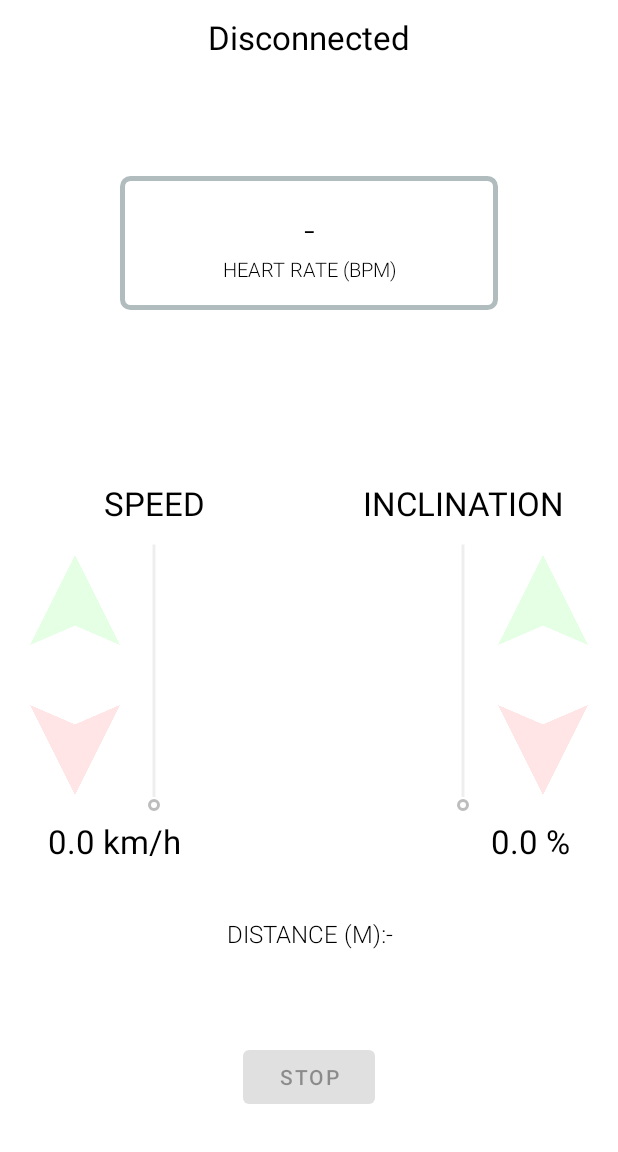
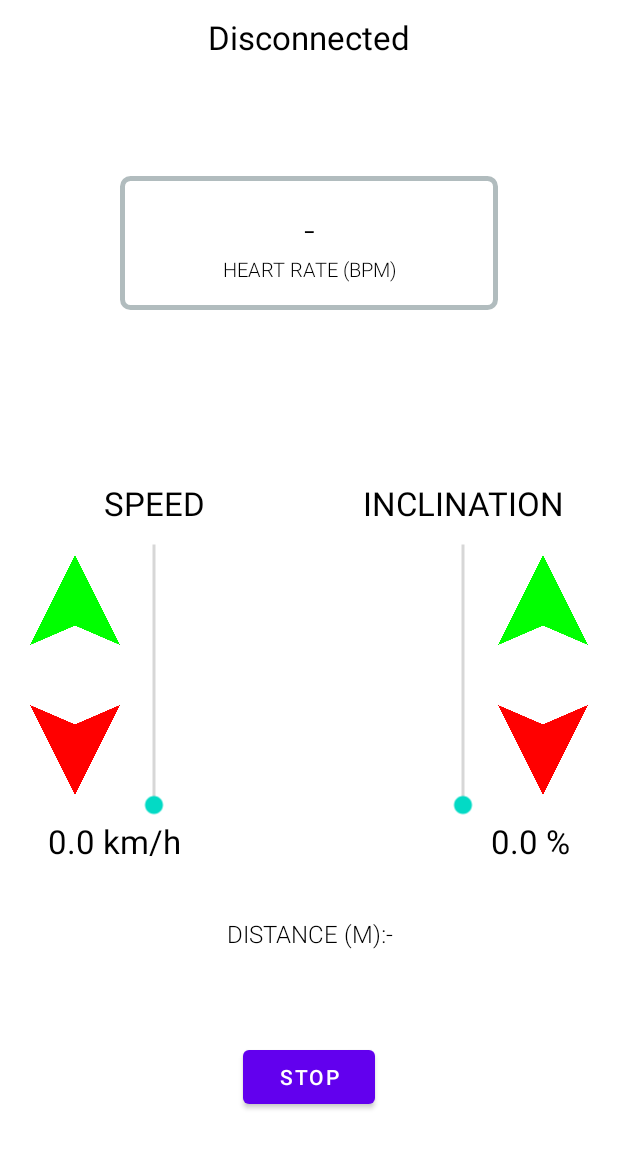
Before and after one commit to achrys01/TreadMate, an Android app: the RunActivity screen opened directly, with no data from a screen before it, on a phone screen of 412 x 824 dp, the part 84-1236 px from its top. Run offline under Robolectric (Android 15) with nearby library versions, the phone set to English and light mode, and no system bars; our stand-ins replace Firebase (no records; nobody signed in at launch, a user with empty details on screens opened directly); libraries missing offline, so code that uses them is left out: com.firebase.ui, de.siegmar.fastcsv; 3 statements that could not run were skipped.

```diff
--- a/app/src/main/java/com/example/treadmill20app/RunActivity.java
+++ b/app/src/main/java/com/example/treadmill20app/RunActivity.java
@@ -143,9 +143,10 @@ public class RunActivity extends MenuActivity {
         StartStopButton = findViewById(R.id.startStopButton);
         //Toolbar myToolbar = findViewById(R.id.my_toolbar);
         //setSupportActionBar(myToolbar);
-        isConnected = false;
+        //TODO: Find another way to do this. Is run every time you enter the activity.
+        //isConnected = false;
         //Disable all buttons until connected
-        enable(false);
+        //enable(false);
 
         // Get the selected device from the intent
         Intent intent = getIntent();
@@ -214,6 +215,24 @@ public class RunActivity extends MenuActivity {
             // Use onResume or onStart to register a BroadcastReceiver.
             Intent gattHRServiceIntent = new Intent(this, BleHeartRateService.class);
             bindService(gattHRServiceIntent, mHrServiceConnection, BIND_AUTO_CREATE);
+            //TODO: Temporary fix, find better way to do all below
+            /*
+            isConnected = true;
+            //Disable all buttons until connected
+            enable(true);
+            mConnectionView.setText(R.string.connected);
+            maxSpeed = intent.getIntExtra(MAX_SPEED,0);
+            minSpeed = intent.getIntExtra(MIN_SPEED,0);
+            speedIncrement = intent.getDoubleExtra(SPEED_INCREMENT,0);
+
+            mSpeedBar.setMax((int) (maxSpeed * speedIncrement));
+            maxIncl = intent.getIntExtra(MAX_INCL,0);
+            minIncl = intent.getIntExtra(MIN_INCL,0);
+            inclIncrement = intent.getDoubleExtra(INCL_INCREMENT,0);
+
+            int inclIntervals = (int) (maxIncl / (10 * inclIncrement));
+            mInclBar.setMax(inclIntervals);
+             */
         }
 
         // the intent from BleHeartRateService, that started this activity
@@ -224,9 +243,45 @@ public class RunActivity extends MenuActivity {
         // Use onResume or onStart to register a BroadcastReceiver.
         Intent gattFtmsServiceIntent = new Intent(this, BleFtmsService.class);
         bindService(gattFtmsServiceIntent, mFtmsServiceConnection, BIND_AUTO_CREATE);
-
     }
 
+    //TODO: Find way how to make onSaveInstanceState and onRestoreInstanceState work or find alternative solution
+    /*
+    @Override
+    public void onSaveInstanceState(Bundle savedInstanceState) {
+        super.onSaveInstanceState(savedInstanceState);
+        // Save UI state changes to the savedInstanceState.
+        // This bundle will be passed to onCreate if the process is
+        // killed and restarted.
+        savedInstanceState.putBoolean("isConnected", isConnected);
+        savedInstanceState.putInt("maxSpeed", maxSpeed);
+        savedInstanceState.putInt("minSpeed", minSpeed);
+        savedInstanceState.putDouble("speedIncrement", speedIncrement);
+        savedInstanceState.putInt("maxIncl", maxIncl);
+        savedInstanceState.putInt("minIncl", minIncl);
+        savedInstanceState.putDouble("inclIncrement", inclIncrement);
+    }
+
+    @Override
+    public void onRestoreInstanceState(Bundle savedInstanceState) {
+        super.onRestoreInstanceState(savedInstanceState);
+        // Restore UI state from the savedInstanceState.
+        // This bundle has also been passed to onCreate.
+        isConnected = savedInstanceState.getBoolean("isConnected");
+        enable(isConnected);
+
+        maxSpeed = savedInstanceState.getInt("maxSpeed");
+        minSpeed = savedInstanceState.getInt("minSpeed");
+        speedIncrement = savedInstanceState.getDouble("speedIncrement");
+        maxIncl = savedInstanceState.getInt("maxIncl");
+        minIncl = savedInstanceState.getInt("minIncl");
+        inclIncrement = savedInstanceState.getDouble("inclIncrement");
+
+        mSpeedBar.setMax((int) (maxSpeed * speedIncrement));
+        int inclIntervals = (int) (maxIncl / (10 * inclIncrement));
+        mInclBar.setMax(inclIntervals);
+    }
+     */
     @Override
     protected void onResume() {
         super.onResume();
@@ -602,7 +657,7 @@ public class RunActivity extends MenuActivity {
                                 mControlInclView.setText(inclText);
                                 mInclBar.setProgress((int) (value / (inclIncrement * 10)));
                             }
-
+                            break;
                         case FTMS_CONTROL:
                             String control_type = intent.getStringExtra(CONTROL_TYPE);
                             switch (control_type) {
```
Also changed, not shown: app/src/main/java/com/example/treadmill20app/BtServices/BleFtmsService.java (+10 -6 lines).
